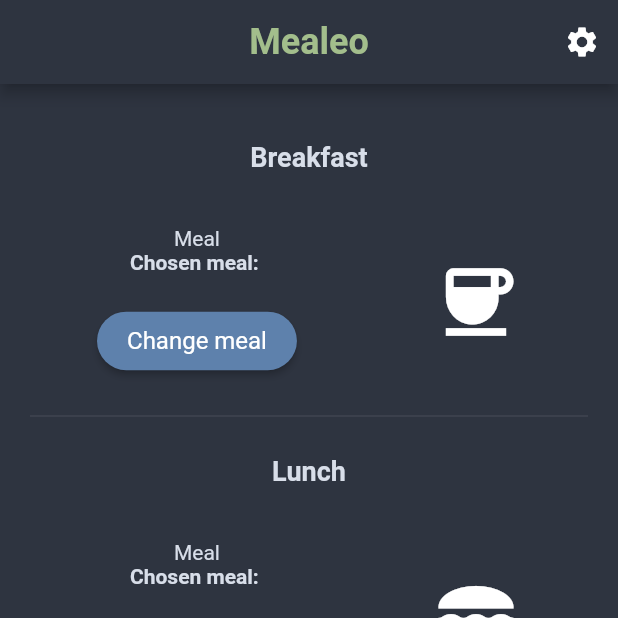
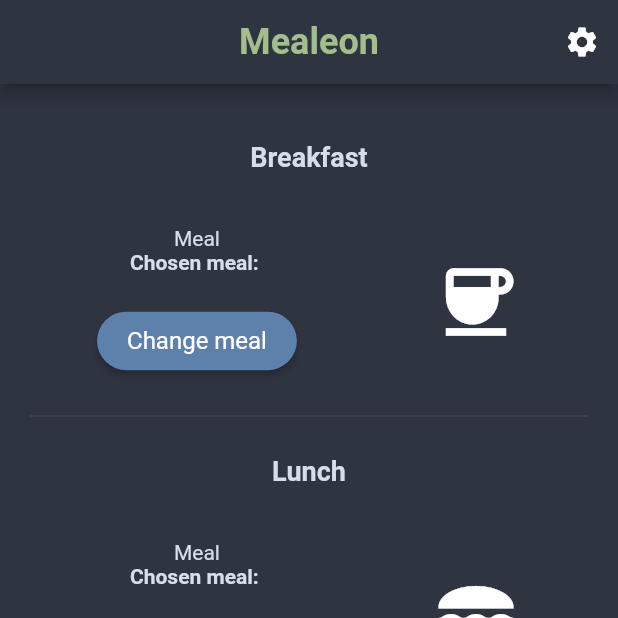
Before and after one commit to HawkieOne/Meal-Planner, a Flutter app: the screen it shows after launch, on a phone screen of 412 x 824 dp, the top half of it. Run offline on Flutter 3.47's test engine with Material 2 defaults, Android fonts, the phone set to English and light mode, and no system bars; missing offline and left inert: dart:ffi; Roboto replaces fonts that are missing (Georgia); statements that could not run were skipped.

```diff
--- a/lib/main.dart
+++ b/lib/main.dart
@@ -1,4 +1,6 @@
 import 'package:flutter/material.dart';
+import 'package:flutter/services.dart';
+import 'package:meal_planner/Settings.dart';
 import 'package:meal_planner/themes/CustomTheme.dart';
 import 'package:meal_planner/widgets/CustomAppBar.dart';
 import 'package:meal_planner/widgets/WeekWidget.dart';
@@ -13,27 +15,43 @@ class MyApp extends StatelessWidget {
     return MaterialApp(
       title: 'Mealeon',
       theme: CustomTheme.nordTheme,
-      home: MyHomePage(title: 'Mealeon'),
+      initialRoute: '/',
+      routes: {
+        '/home': (context) => HomePage(title: "Mealeon"),
+        '/settings': (context) => const Settings(),
+        // '/statistics':
+      },
+      home: HomePage(title: 'Mealeon'),
     );
   }
 }
 
-class MyHomePage extends StatefulWidget {
-  MyHomePage({Key? key, required this.title}) : super(key: key);
+class HomePage extends StatefulWidget {
+  HomePage({Key? key, required this.title}) : super(key: key);
 
   final String title;
 
   @override
-  _MyHomePageState createState() => _MyHomePageState();
+  _HomePageState createState() => _HomePageState();
 }
 
-class _MyHomePageState extends State<MyHomePage> {
+class _HomePageState extends State<HomePage> {
+
+  void initState()
+  {
+    SystemChrome.setSystemUIOverlayStyle(SystemUiOverlayStyle(
+      statusBarColor: Colors.white,
+      statusBarBrightness: Brightness.light,
+      statusBarIconBrightness: Brightness.dark,
+    ));
+    super.initState();
+  }
 
   @override
   Widget build(BuildContext context) {
     return Scaffold(
       resizeToAvoidBottomInset: false,
-      appBar: CustomAppBar(title: "Mealeo"),
+      appBar: CustomAppBar(title: "Mealeon"),
       body: WeekWidget()
     );
   }
```
